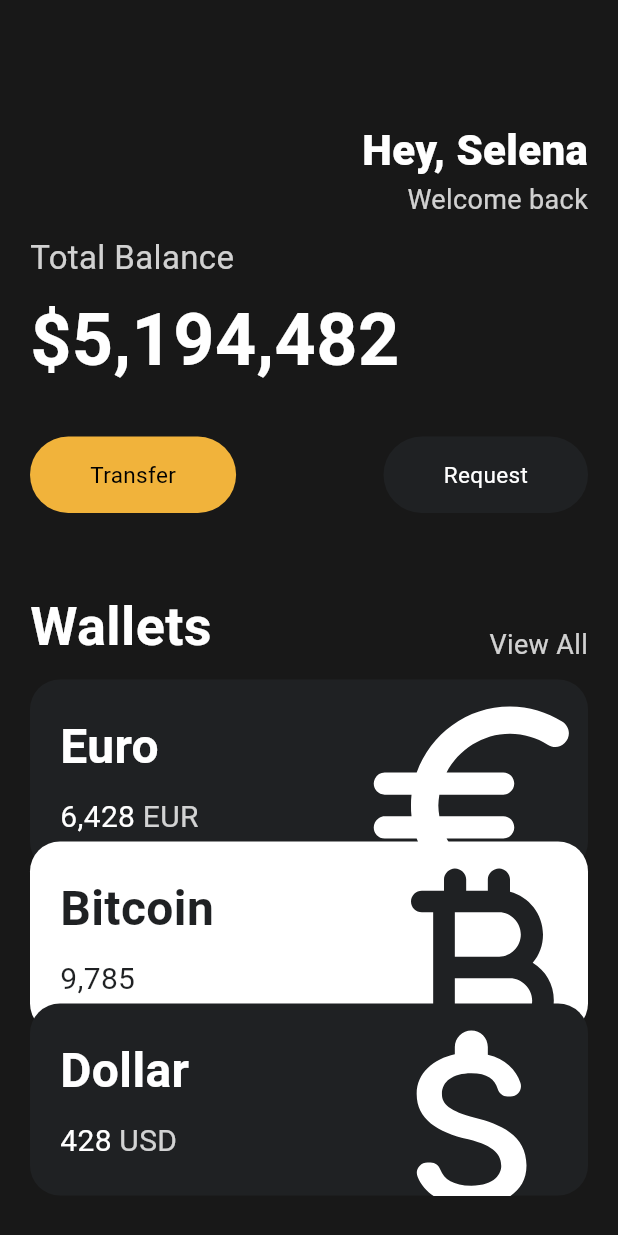
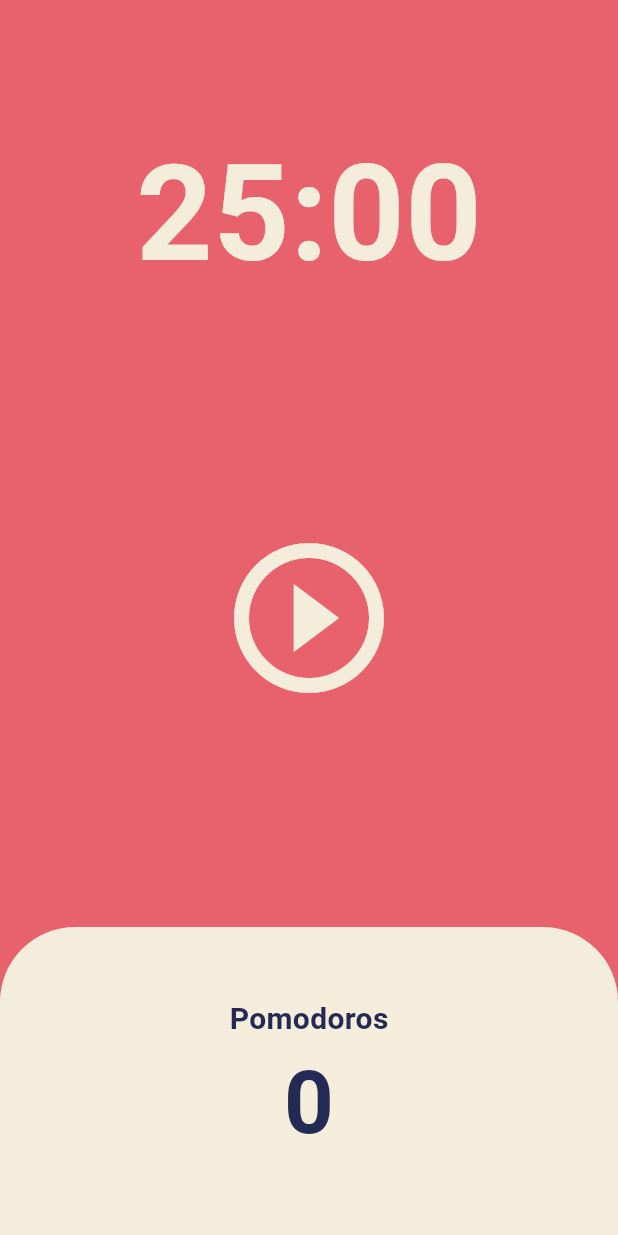
Before and after one commit to jasongoose/toonflix, a Flutter app: the screen it shows after launch, on a phone screen of 412 x 824 dp. Run offline on Flutter 3.47's test engine with Material 3 defaults, Android fonts, the phone set to English and light mode, and no system bars.

Commit message:
pomodoro app

```diff
--- a/lib/main.dart
+++ b/lib/main.dart
@@ -1,163 +1,24 @@
 import 'package:flutter/material.dart';
-import 'package:toonflix/widgets/button.dart';
-import 'package:toonflix/widgets/currency_card.dart';
+import 'package:toonflix/screens/home_screen.dart';
 
 void main() {
   runApp(App());
 }
 
 class App extends StatelessWidget {
-  const App({super.key});
-
   @override
   Widget build(BuildContext context) {
     return MaterialApp(
-      home: Scaffold(
-        backgroundColor: Color(0xFF181818),
-        body: SingleChildScrollView(
-          child: Padding(
-            padding: EdgeInsets.symmetric(
-              horizontal: 20,
-            ),
-            child: Column(
-              crossAxisAlignment: CrossAxisAlignment.start,
-              children: [
-                SizedBox(
-                  height: 80,
-                ),
-                Row(
-                  mainAxisAlignment: MainAxisAlignment.end,
-                  children: [
-                    Column(
-                      crossAxisAlignment: CrossAxisAlignment.end,
-                      children: [
-                        Text(
-                          'Hey, Selena',
-                          style: TextStyle(
-                            color: Colors.white,
-                            fontSize: 28,
-                            fontWeight: FontWeight.w800,
-                          ),
-                        ),
-                        Text(
-                          'Welcome back',
-                          style: TextStyle(
-                            color: Colors.white.withValues(
-                              alpha: 0.8,
-                            ),
-                            fontSize: 18,
-                          ),
-                        ),
-                      ],
-                    ),
-                  ],
-                ),
-                SizedBox(
-                  height: 10,
-                ),
-                Text(
-                  'Total Balance',
-                  style: TextStyle(
-                    fontSize: 22,
-                    color: Colors.white.withValues(
-                      alpha: 0.8,
-                    ),
-                  ),
-                ),
-                SizedBox(
-                  height: 5,
-                ),
-                Text(
-                  '\$5,194,482',
-                  style: TextStyle(
-                    fontSize: 48,
-                    fontWeight: FontWeight.w600,
-                    color: Colors.white,
-                  ),
-                ),
-                SizedBox(height: 30),
-                Row(
-                  mainAxisAlignment: MainAxisAlignment.spaceBetween,
-                  children: [
-                    Button(
-                      text: 'Transfer',
-                      bgColor: Color(0xFFF1B33B),
-                      textColor: Colors.black,
-                    ),
-                    Button(
-                      text: 'Request',
-                      bgColor: Color(0xFF1F2123),
-                      textColor: Colors.white,
-                    ),
-                  ],
-                ),
-                SizedBox(
-                  height: 50,
-                ),
-                Row(
-                  mainAxisAlignment: MainAxisAlignment.spaceBetween,
-                  crossAxisAlignment: CrossAxisAlignment.end,
-                  children: [
-                    Text(
-                      'Wallets',
-                      style: TextStyle(
-                        color: Colors.white,
-                        fontSize: 36,
-                        fontWeight: FontWeight.w600,
-                      ),
-                    ),
-                    Text(
-                      'View All',
-                      style: TextStyle(
-                        color: Colors.white.withValues(
-                          alpha: 0.8,
-                        ),
-                        fontSize: 18,
-                      ),
-                    ),
-                  ],
-                ),
-                SizedBox(
-                  height: 10,
-                ),
-                CurrencyCard(
-                  name: 'Euro',
-                  code: 'EUR',
-                  amount: '6,428',
-                  iconData: Icons.euro_rounded,
-                  isInverted: true,
-                ),
-                Transform.translate(
-                  offset: Offset(
-                    0,
-                    -20,
-                  ),
-                  child: CurrencyCard(
-                    name: 'Bitcoin',
-                    code: 'BTC',
-                    amount: '9,785',
-                    iconData: Icons.currency_bitcoin_rounded,
-                    isInverted: false,
-                  ),
-                ),
-                Transform.translate(
-                  offset: Offset(
-                    0,
-                    -40,
-                  ),
-                  child: CurrencyCard(
-                    name: 'Dollar',
-                    code: 'USD',
-                    amount: '428',
-                    iconData: Icons.attach_money_rounded,
-                    isInverted: true,
-                  ),
-                ),
-              ],
-            ),
+      theme: ThemeData(
+        scaffoldBackgroundColor: const Color(0xFFE7626C),
+        textTheme: const TextTheme(
+          headlineLarge: TextStyle(
+            color: Color(0xFF232B55),
           ),
         ),
+        cardColor: const Color(0xFFF4EDDB),
       ),
+      home: const HomeScreen(),
     );
   }
 }
--- /dev/null
+++ b/lib/screens/home_screen.dart
@@ -0,0 +1,145 @@
+import 'dart:async';
+
+import 'package:flutter/material.dart';
+
+class HomeScreen extends StatefulWidget {
+  const HomeScreen({super.key});
+
+  @override
+  State<HomeScreen> createState() => _HomeScreenState();
+}
+
+class _HomeScreenState extends State<HomeScreen> {
+  static const twentyFiveMinutes = 1500;
+
+  int totalSeconds = twentyFiveMinutes;
+  bool isRunning = false;
+  int totalPomodoros = 0;
+  late Timer timer;
+
+  void onTick(Timer timer) {
+    if (totalSeconds == 0) {
+      setState(() {
+        totalPomodoros += 1;
+        isRunning = false;
+        totalSeconds = twentyFiveMinutes;
+        timer.cancel();
+      });
+    } else {
+      setState(() {
+        totalSeconds -= 1;
+      });
+    }
+  }
+
+  void onStartPressed() {
+    timer = Timer.periodic(
+      Duration(
+        seconds: 1,
+      ),
+      onTick,
+    );
+
+    setState(() {
+      isRunning = true;
+    });
+  }
+
+  void onPausePressed() {
+    timer.cancel();
+
+    setState(() {
+      isRunning = false;
+    });
+  }
+
+  String format(int seconds) {
+    var duration = Duration(seconds: seconds);
+    return duration.toString().substring(2, 7);
+  }
+
+  @override
+  Widget build(BuildContext context) {
+    return Scaffold(
+      backgroundColor: Theme.of(context).scaffoldBackgroundColor,
+      body: Column(
+        children: [
+          Flexible(
+            flex: 1,
+            child: Container(
+              alignment: Alignment.bottomCenter,
+              child: Text(
+                format(totalSeconds),
+                style: TextStyle(
+                  color: Theme.of(context).cardColor,
+                  fontSize: 89,
+                  fontWeight: FontWeight.w600,
+                ),
+              ),
+            ),
+          ),
+          Flexible(
+            flex: 2,
+            child: Center(
+              child: IconButton(
+                iconSize: 120,
+                color: Theme.of(context).cardColor,
+                onPressed: isRunning ? onPausePressed : onStartPressed,
+                icon: Icon(
+                  isRunning
+                      ? Icons.pause_circle_outline
+                      : Icons.play_circle_outline,
+                ),
+              ),
+            ),
+          ),
+          Flexible(
+            flex: 1,
+            child: Row(
+              children: [
+                Expanded(
+                  child: Container(
+                    decoration: BoxDecoration(
+                      color: Theme.of(context).cardColor,
+                      borderRadius: BorderRadius.only(
+                        topLeft: Radius.circular(50),
+                        topRight: Radius.circular(50),
+                      ),
+                    ),
+                    child: Column(
+                      mainAxisAlignment: MainAxisAlignment.center,
+                      children: [
+                        Text(
+                          'Pomodoros',
+                          style: TextStyle(
+                            fontSize: 20,
+                            color: Theme.of(context)
+                                .textTheme
+                                .headlineLarge!
+                                .color,
+                            fontWeight: FontWeight.w600,
+                          ),
+                        ),
+                        Text(
+                          '$totalPomodoros',
+                          style: TextStyle(
+                            fontSize: 58,
+                            color: Theme.of(context)
+                                .textTheme
+                                .headlineLarge!
+                                .color,
+                            fontWeight: FontWeight.w600,
+                          ),
+                        ),
+                      ],
+                    ),
+                  ),
+                ),
+              ],
+            ),
+          ),
+        ],
+      ),
+    );
+  }
+}
```
